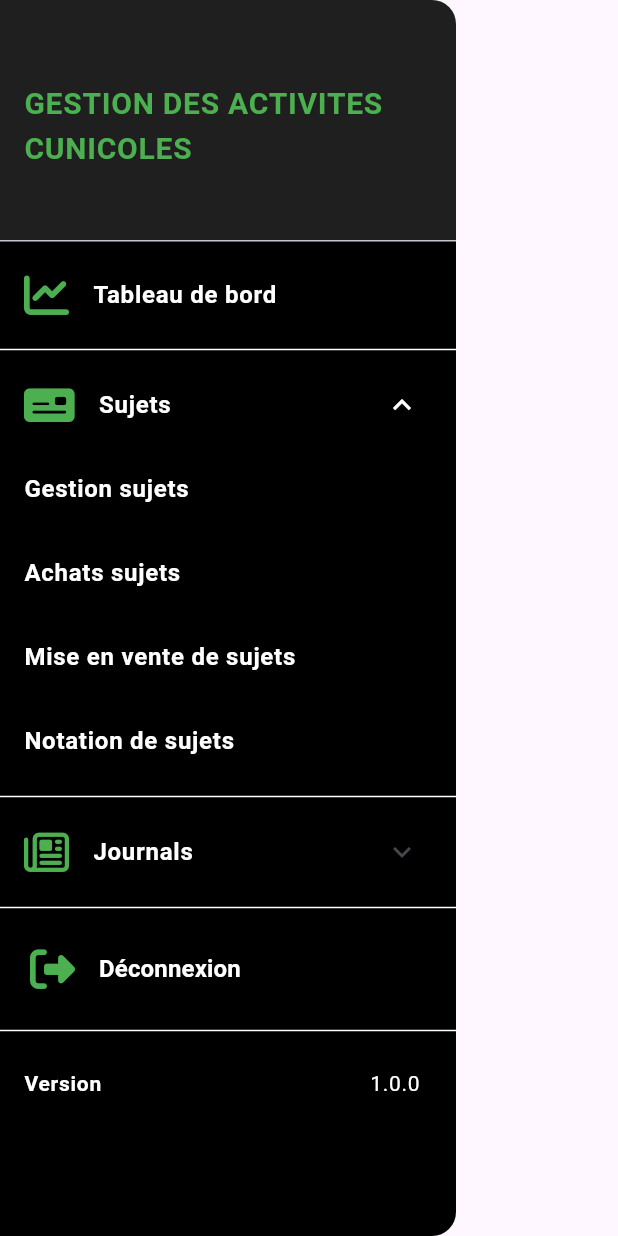
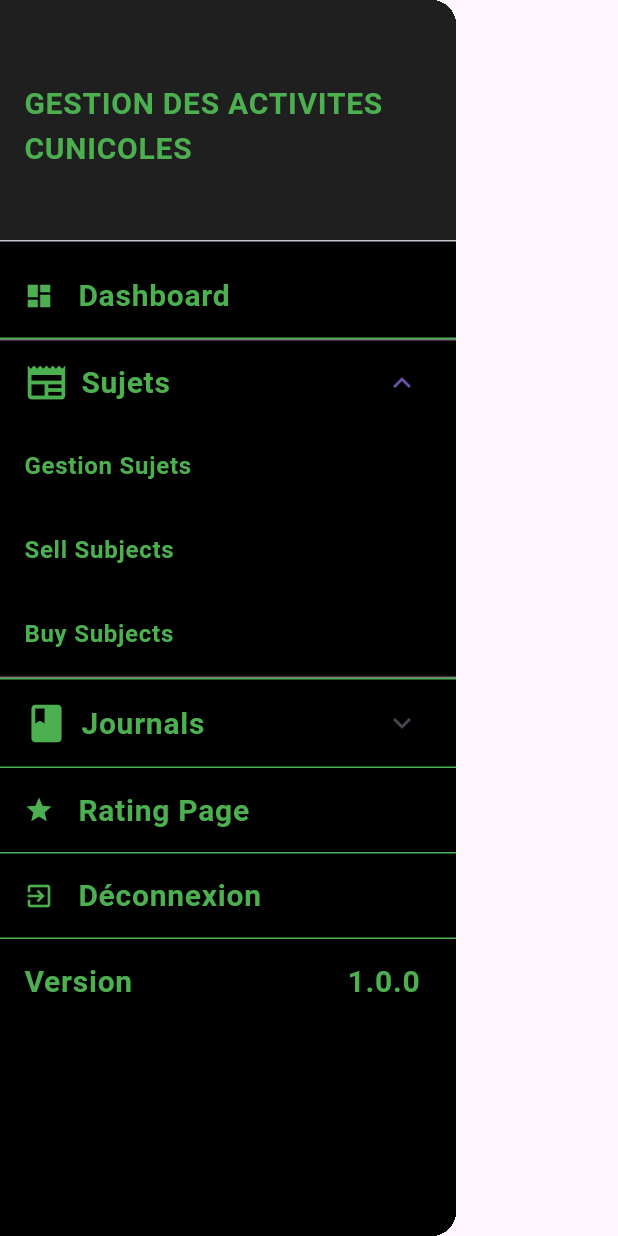
Before and after one commit to fatimaaaaah/Gestion_Des_Activit-s_Cunicoles, a Flutter app: the MyDrawer widget shown alone on an empty page, opened directly, after a tap on "Sujets", on a phone screen of 412 x 824 dp. Run offline on Flutter 3.47's test engine with Material 3 defaults, Android fonts, the phone set to English and light mode, and no system bars; our stand-ins replace carousel_slider, dots_indicator, flutter_screenutil, font_awesome_flutter.

Commit message:
drawer terminé

```diff
--- a/lib/main.dart
+++ b/lib/main.dart
@@ -1,17 +1,19 @@
 import 'package:flutter/material.dart';
+import 'package:projetlicence/screens/acceuil/home.dart';
+import 'package:projetlicence/screens/authentification/splashScreen.dart';
+import 'package:projetlicence/screens/profil/profil.dart';
 import 'package:projetlicence/screens/deconnexion/deconnexion.dart';
+import 'package:projetlicence/screens/sujets/ficheSujets.dart';
+import 'package:projetlicence/screens/sujets/gestionsSubject.dart';
 import 'package:projetlicence/screens/sujets/sellSubjectsPage.dart';
-import './screens/authentification/splashScreen.dart';
-import './screens/authentification/home_page.dart';
-import './screens/sujets/ficheSujets.dart';
-import './screens/sujets/gestionsSubject.dart';
-import './screens/sujets/buySubjectsPage.dart';
-import './screens/journals/breedingJournalPage.dart';
-import './screens/journals/purchaseJournalPage.dart';
-import './screens/journals/salesJournalPage.dart';
-import './screens/notations/ratingPage.dart';
-import './screens/notifications/notifcation_tap.dart';
-import './constants/rabbit.dart'; // Import Rabbit class
+import 'package:projetlicence/screens/sujets/buySubjectsPage.dart';
+import 'package:projetlicence/screens/journals/breedingJournalPage.dart';
+import 'package:projetlicence/screens/journals/purchaseJournalPage.dart';
+import 'package:projetlicence/screens/journals/salesJournalPage.dart';
+import 'package:projetlicence/screens/notations/ratingPage.dart';
+import 'package:projetlicence/screens/notifications/notifcation_tap.dart';
+import 'package:projetlicence/screens/acceuil/home.dart';
+
 void main() {
   runApp(MyApp());
 }
@@ -20,22 +22,11 @@ class MyApp extends StatelessWidget {
   @override
   Widget build(BuildContext context) {
     return MaterialApp(
-      debugShowCheckedModeBanner: false,
       title: 'Gestion des activités cunicoles',
-      initialRoute: '/', // Route initiale, si nécessaire
-      onGenerateRoute: (settings) {
-        if (settings.name == '/fiche_sujets') {
-          final rabbit = settings.arguments as Rabbit;
-          return MaterialPageRoute(
-            builder: (context) => FicheSujets(rabbit: rabbit),
-          );
-        }
-        // Define other routes similarly if needed
-        return null;
-      },
+      initialRoute: '/',
       routes: {
         '/': (context) => SplashScreen(),
-        '/home': (context) => HomePage(),
+        '/home': (context) => const HomePage(),
         '/gestion_sujets': (context) => GestionsSujets(),
         '/sell_subjects': (context) => SellSubjectsPage(),
         '/purchase_journal': (context) => PurchaseJournalPage(),
@@ -44,8 +35,10 @@ class MyApp extends StatelessWidget {
         '/breeding_journal': (context) => BreedingJournalPage(),
         '/buy_subjects': (context) => BuySubjectsPage(),
         '/rating_page': (context) => RatingPage(),
-        '/deconnexion': (context) => const DeconnexionPage(),
+        '/profil': (context) => ProfileScreen(),
+        '/deconnexion': (context) => DeconnexionPage(),
       },
+
     );
   }
 }
--- a/lib/screens/acceuil/home.dart
+++ b/lib/screens/acceuil/home.dart
@@ -62,10 +62,7 @@ class _HomePageState extends State<HomePage> with SingleTickerProviderStateMixin
               IconButton(
                 icon: const Icon(Icons.notifications), // Icône de notification par défaut
                 onPressed: () {
-                  Navigator.push(
-                    context,
-                    MaterialPageRoute(builder: (context) => NotitcationTap()),
-                  );
+                  Navigator.pushNamed(context, '/notification_tap');
                 },
               ),
               Positioned(
@@ -98,10 +95,7 @@ class _HomePageState extends State<HomePage> with SingleTickerProviderStateMixin
             child: IconButton(
               icon: const Icon(FontAwesomeIcons.user), // Icône utilisateur de FontAwesome
               onPressed: () {
-                Navigator.push(
-                  context,
-                  MaterialPageRoute(builder: (context) => ProfileScreen()), // Navigue vers la page de profil
-                );
+                Navigator.pushNamed(context, '/profil');
               },
             ),
           ),
@@ -112,7 +106,7 @@ class _HomePageState extends State<HomePage> with SingleTickerProviderStateMixin
         onItemTapped: (index) {
           switch (index) {
             case 0:
-      Navigator.pushNamed(context, '/'); // Accueil
+              Navigator.pushNamed(context, '/home'); // Accueil
               break;
             case 1:
               Navigator.pushNamed(context, '/gestion_sujets'); // Gestion Sujets
@@ -142,7 +136,6 @@ class _HomePageState extends State<HomePage> with SingleTickerProviderStateMixin
               break;
           }
         },
-
         onLogoutTapped: () {
           Navigator.pushNamed(context, '/deconnexion'); // Déconnexion
         },
--- a/lib/screens/drawer/drawer_screen.dart
+++ b/lib/screens/drawer/drawer_screen.dart
@@ -1,8 +1,10 @@
 import 'package:flutter/material.dart';
-import 'package:font_awesome_flutter/font_awesome_flutter.dart';
-import '../deconnexion/deconnexion.dart';
 
-class MyDrawer extends StatefulWidget {
+class MyDrawer extends StatelessWidget {
+  final int selectedIndex;
+  final ValueChanged<int> onItemTapped;
+  final VoidCallback onLogoutTapped;
+
   const MyDrawer({
     Key? key,
     required this.selectedIndex,
@@ -10,26 +12,15 @@ class MyDrawer extends StatefulWidget {
     required this.onLogoutTapped,
   }) : super(key: key);
 
-  final int selectedIndex;
-  final Function(int) onItemTapped;
-  final Function() onLogoutTapped;
-
-  @override
-  _MyDrawerState createState() => _MyDrawerState();
-}
-
-class _MyDrawerState extends State<MyDrawer> {
-  bool _isSujetsExpanded = false;
-  bool _isJournalsExpanded = false;
-
   @override
   Widget build(BuildContext context) {
     return Drawer(
-      backgroundColor: Colors.black,
+      child: Container(
+        color: Colors.black,
         child: ListView(
           padding: EdgeInsets.zero,
-        children: [
-          const DrawerHeader(
+          children: <Widget>[
+            DrawerHeader(
               decoration: BoxDecoration(
                 color: Colors.white12,
               ),
@@ -44,65 +35,34 @@ class _MyDrawerState extends State<MyDrawer> {
                 ),
               ),
             ),
-          ListTile(
-            title: const Text(
-              'Tableau de bord',
-              style: TextStyle(
-                color: Colors.white,
-                fontSize: 16,
-                fontWeight: FontWeight.bold,
+            _buildListItem('Dashboard', Icons.dashboard, 0),
+            Divider(color: Colors.green, height: 1),
+            _buildGroupList(
+              'Sujets',
+              [
+                _buildListItem('Gestion Sujets', null, 1, fontSize: 16),
+                _buildListItem('Sell Subjects', null, 2, fontSize: 16),
+                _buildListItem('Buy Subjects', null, 6, fontSize: 16),
+              ],
+              Icons.newspaper, // icône commune pour le groupe
+              groupFontSize: 20,
             ),
+            Divider(color: Colors.green, height: 1),
+            _buildGroupList(
+              'Journals',
+              [
+                _buildListItem('Breeding Journal', null, 5, fontSize: 16),
+                _buildListItem('Purchase Journal', null, 3, fontSize: 16),
+                _buildListItem('Sales Journal', null, 4, fontSize: 16),
+              ],
+              Icons.book, // icône commune pour le groupe
+              groupFontSize: 20,
             ),
-            leading: const FaIcon(
-              FontAwesomeIcons.chartLine,
-              color: Colors.green,
-              size: 30,
-            ),
-            selected: widget.selectedIndex == 0,
-            onTap: () {
-              widget.onItemTapped(0);
-              Navigator.pop(context);
-            },
-          ),
-          const Divider(color: Colors.white),
-          _buildCategory(
-            context,
-            title: 'Sujets',
-            icon: FontAwesomeIcons.moneyCheck,
-            isExpanded: _isSujetsExpanded,
-            onExpansionChanged: (bool expanded) {
-              setState(() {
-                _isSujetsExpanded = expanded;
-              });
-            },
-            children: [
-              _buildSubListItem(context, 'Gestion sujets', 1, widget.onItemTapped),
-              _buildSubListItem(context, 'Achats sujets', 2, widget.onItemTapped),
-              _buildSubListItem(context, 'Mise en vente de sujets', 3, widget.onItemTapped),
-              _buildSubListItem(context, 'Notation de sujets', 4, widget.onItemTapped),
-            ],
-          ),
-          const Divider(color: Colors.white),
-          _buildCategory(
-            context,
-            title: 'Journals',
-            icon: FontAwesomeIcons.newspaper,
-            isExpanded: _isJournalsExpanded,
-            onExpansionChanged: (bool expanded) {
-              setState(() {
-                _isJournalsExpanded = expanded;
-              });
-            },
-            children: [
-              _buildSubListItem(context, 'Journal de reproduction', 5, widget.onItemTapped),
-              _buildSubListItem(context, 'Journal des achats', 6, widget.onItemTapped),
-              _buildSubListItem(context, 'Journal des ventes', 7, widget.onItemTapped),
-              _buildSubListItem(context, 'Journal de vaccination', 8, widget.onItemTapped),
-            ],
-          ),
-          const Divider(color: Colors.white),
-          const DeconnexionPage(),
-          const Divider(color: Colors.white),
+            Divider(color: Colors.green, height: 1),
+            _buildListItem('Rating Page', Icons.star, 7),
+            Divider(color: Colors.green, height: 1),
+            _buildListItem('Déconnexion', Icons.exit_to_app, -1, isLogout: true),
+            Divider(color: Colors.green, height: 1),
             const ListTile(
               title: Row(
                 mainAxisAlignment: MainAxisAlignment.start,
@@ -110,9 +70,9 @@ class _MyDrawerState extends State<MyDrawer> {
                   Text(
                     'Version',
                     style: TextStyle(
-                    fontSize: 14,
+                      fontSize: 20,
                       fontWeight: FontWeight.bold,
-                    color: Colors.white,
+                      color: Colors.green,
                     ),
                   ),
                   SizedBox(width: 8),
@@ -120,8 +80,9 @@ class _MyDrawerState extends State<MyDrawer> {
                   Text(
                     '1.0.0',
                     style: TextStyle(
-                    fontSize: 14,
-                    color: Colors.white,
+                      fontSize: 20,
+                      color: Colors.green,
+                      fontWeight: FontWeight.bold,
                     ),
                   ),
                 ],
@@ -129,60 +90,63 @@ class _MyDrawerState extends State<MyDrawer> {
             ),
           ],
         ),
-    );
-  }
-
-  Widget _buildCategory(
-      BuildContext context, {
-        required String title,
-        required IconData icon,
-        required bool isExpanded,
-        required Function(bool) onExpansionChanged,
-        required List<Widget> children,
-      }) {
-    return Theme(
-      data: Theme.of(context).copyWith(
-        dividerColor: Colors.transparent,
-        unselectedWidgetColor: Colors.white, // Change la couleur des icônes d'expansion
-      ),
-      child: ExpansionTile(
-        title: Text(
-          title,
-          style: const TextStyle(
-            color: Colors.white,
-            fontSize: 16,
-            fontWeight: FontWeight.bold,
-          ),
-        ),
-        leading: FaIcon(
-          icon,
-          color: Colors.green,
-          size: 30,
-        ),
-        onExpansionChanged: onExpansionChanged,
-        initiallyExpanded: isExpanded,
-        iconColor: Colors.white,
-        children: children, // Change la couleur de l'icône d'expansion lorsqu'elle est dépliée
       ),
     );
   }
 
-  Widget _buildSubListItem(
-      BuildContext context, String title, int index, Function(int) onItemTapped) {
+  Widget _buildListItem(String title, IconData? icon, int index, {bool isLogout = false, double fontSize = 20}) {
     return ListTile(
-      title: Text(
+      title: Row(
+        children: [
+          if (icon != null) ...[
+            Icon(
+              icon,
+              color: Colors.green,
+              size: 20,
+            ),
+            SizedBox(width: 16),
+          ],
+          Text(
             title,
-        style: const TextStyle(
-          color: Colors.white,
-          fontSize: 16,
+            style: TextStyle(
+              color: Colors.green,
+              fontSize: fontSize,
               fontWeight: FontWeight.bold,
             ),
           ),
-      selected: widget.selectedIndex == index,
+        ],
+      ),
       onTap: () {
+        if (!isLogout) {
           onItemTapped(index);
-        Navigator.pop(context);
+        } else {
+          onLogoutTapped();
+        }
       },
     );
   }
+
+  Widget _buildGroupList(String groupName, List<Widget> items, IconData groupIcon, {double groupFontSize = 20}) {
+    return ExpansionTile(
+      title: Row(
+        children: [
+          Icon(
+            groupIcon,
+            color: Colors.green,
+            size: 30,
+          ),
+          SizedBox(width: 8),
+          Text(
+            groupName,
+            style: TextStyle(
+              color: Colors.green,
+              fontSize: groupFontSize,
+              fontWeight: FontWeight.bold,
+            ),
+          ),
+        ],
+      ),
+      children: items,
+    );
   }
+}
```
Lines whose indentation alone changed are shown as unchanged.
